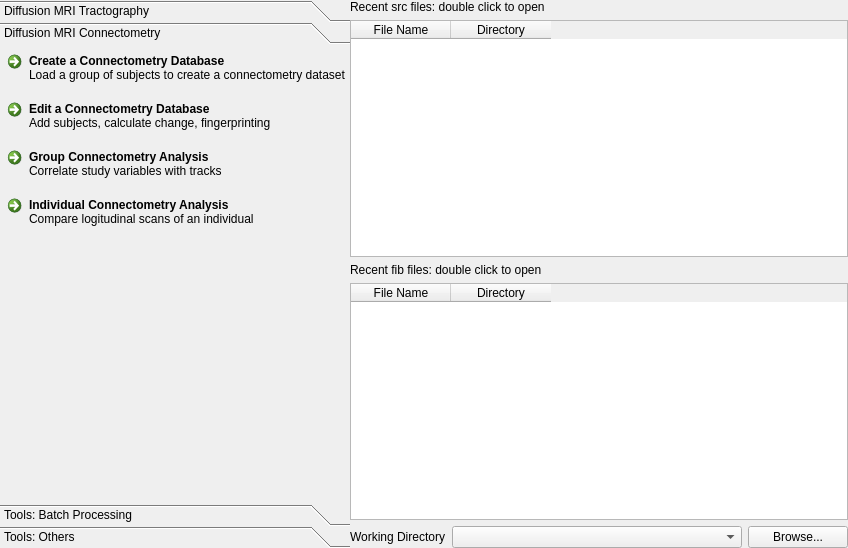
Above: mainwindow.ui from frankyeh/DSI-Studio before the change. Below: the same form after it.
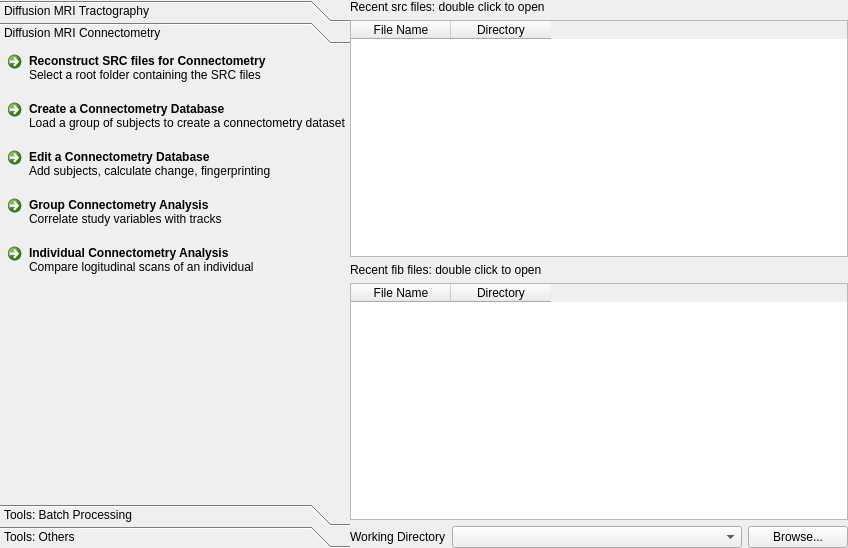
That is the form after the change. The open tabs and pages were chosen to show the change. Icons and pictures are not drawn.

Commit message: [rec] reconstruct cnt src files in batch

```diff
--- a/mainwindow.ui
+++ b/mainwindow.ui
@@ -164,6 +164,16 @@
         <property name="bottomMargin">
          <number>0</number>
         </property>
+        <item>
+         <widget class="QCommandLinkButton" name="ReconstructSRC">
+          <property name="text">
+           <string>Reconstruct SRC files for Connectometry</string>
+          </property>
+          <property name="description">
+           <string>Select a root folder containing the SRC files</string>
+          </property>
+         </widget>
+        </item>
         <item>
          <widget class="QCommandLinkButton" name="vbc">
           <property name="text">
```
The commit also changes 2 other files.
